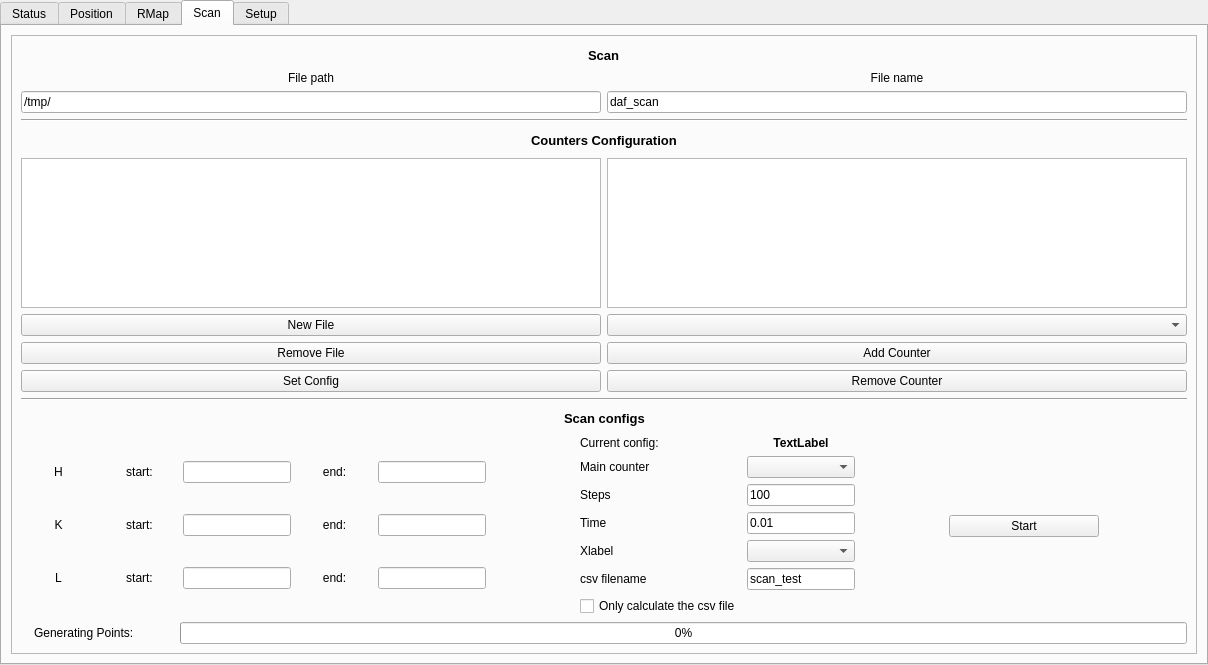
This is gui/main.ui in HugoValim/DAF as Qt 5 draws it before an edit. The edited form follows.
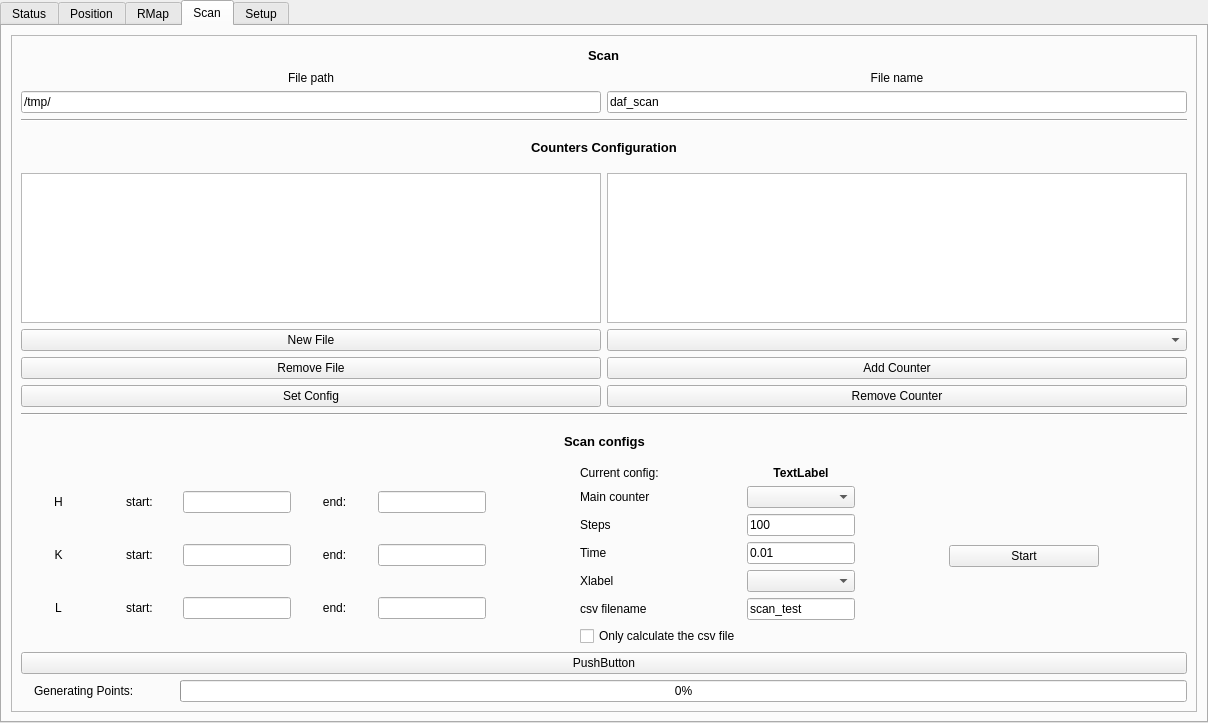
This is the edited form. The open tabs and pages were chosen to show the change. Custom widgets are drawn as their Qt base class.

Commit message: Adding new scans interface

What changed in the file:
```diff
--- a/gui/main.ui
+++ b/gui/main.ui
@@ -7,7 +7,7 @@
     <x>0</x>
     <y>0</y>
     <width>1208</width>
-    <height>665</height>
+    <height>723</height>
    </rect>
   </property>
   <property name="windowTitle">
@@ -4626,6 +4626,13 @@
             </item>
            </layout>
           </item>
+          <item>
+           <widget class="QPushButton" name="pushButton">
+            <property name="text">
+             <string>PushButton</string>
+            </property>
+           </widget>
+          </item>
           <item>
            <layout class="QHBoxLayout" name="horizontalLayout_3">
             <property name="topMargin">
```
Left out of the diff: 12 changed lines with no effect on the pictures. The commit also changes 3 other files.
